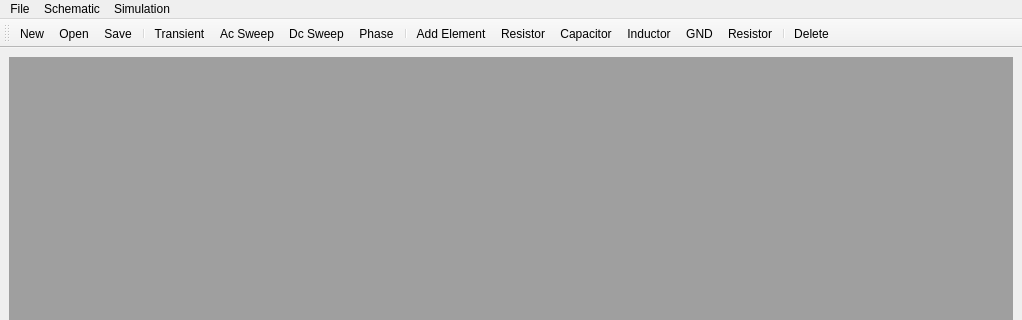
First picture: the form in mainwindow.ui, repository ArmanHaghighi/Spice, before the edit; both pictures show x 0 to 1022 and y 0 to 320 of the 1022 by 694 pixel window.
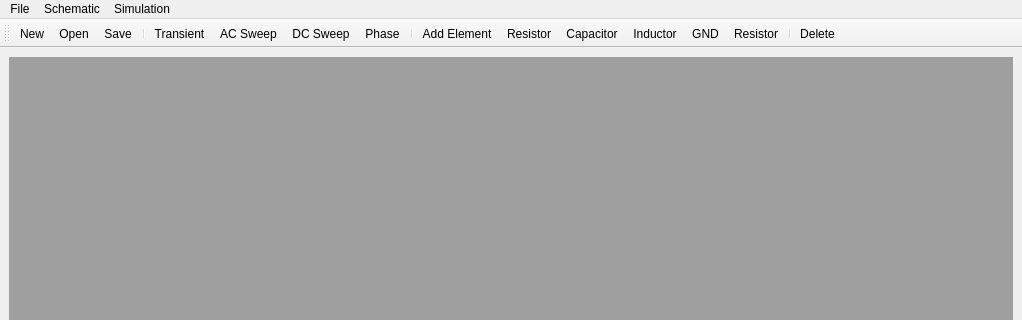
Second picture: the form after the edit. Icons and pictures are not drawn. Custom widgets are drawn as their Qt base class.

What changed in the file:
```diff
--- a/mainwindow.ui
+++ b/mainwindow.ui
@@ -157,12 +157,12 @@
   </action>
   <action name="actionAc_Sweep">
    <property name="text">
-    <string>Ac Sweep</string>
+    <string>AC Sweep</string>
    </property>
   </action>
   <action name="actionDc_Sweep">
    <property name="text">
-    <string>Dc Sweep</string>
+    <string>DC Sweep</string>
    </property>
   </action>
   <action name="actionPhase">
```
Left out of the diff: 6 changed lines with no effect on the pictures.
